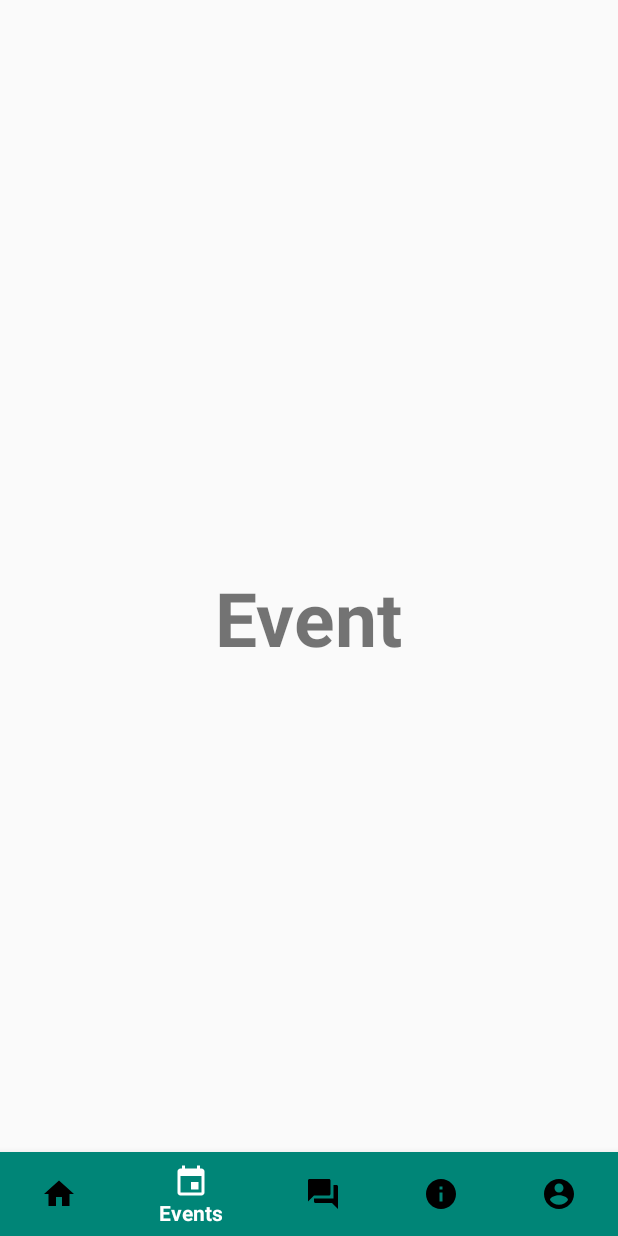
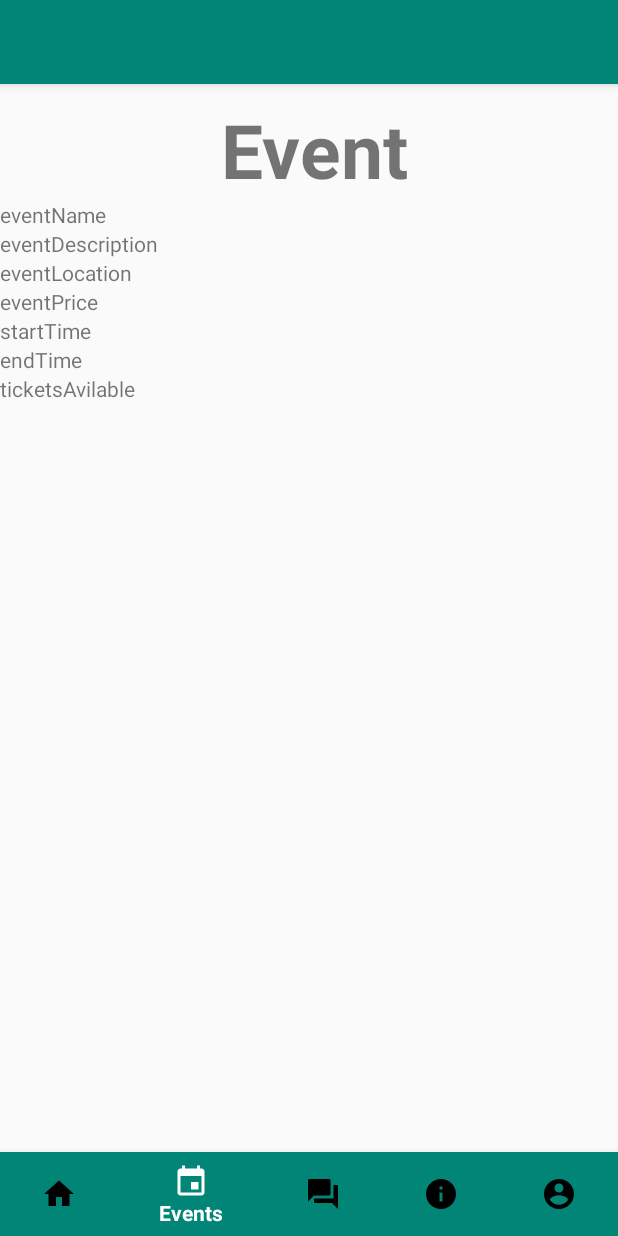
Before and after one commit to johnmaf21/Blue-cherry, an Android app: the Events screen opened directly, with no data from a screen before it, on a phone screen of 412 x 824 dp. Run offline under Robolectric (Android 15) with nearby library versions, the phone set to English and light mode, and no system bars.

Commit message:
Event Page addons

```diff
--- a/app/src/main/java/com/example/myapplication/Events.java
+++ b/app/src/main/java/com/example/myapplication/Events.java
@@ -6,10 +6,14 @@ import androidx.appcompat.app.AppCompatActivity;
 import android.content.Intent;
 import android.os.Bundle;
 import android.view.MenuItem;
+import android.widget.Button;
+import android.widget.TextView;
 
 import com.google.android.material.bottomnavigation.BottomNavigationView;
 
 public class Events extends AppCompatActivity {
+    private TextView evName, evDesc, evLocation, evPrice, evStartTime, evEndTime, evAvTickets;
+    private Button purchaseBtn, backBtn;
 
     @Override
     protected void onCreate(Bundle savedInstanceState) {
@@ -54,6 +58,15 @@ public class Events extends AppCompatActivity {
                 return false;
             }
         });
+
+        evName = (TextView) findViewById(R.id.eventName);
+        evDesc = (TextView) findViewById(R.id.eventDescription);
+        evPrice = (TextView) findViewById(R.id.eventPrice);
+        evAvTickets = (TextView) findViewById(R.id.ticketsAvailable);
+        evLocation = (TextView) findViewById(R.id.eventLocation);
+        evStartTime = (TextView) findViewById(R.id.startTime);
+        evEndTime = (TextView) findViewById(R.id.endTime);
+
     }
 
     }
--- a/app/src/main/java/com/example/myapplication/Home.java
+++ b/app/src/main/java/com/example/myapplication/Home.java
@@ -40,7 +40,7 @@ public class Home extends AppCompatActivity {
         //set home selected
         bottomNavigationView.setSelectedItemId(R.id.home);
 
-        //set button selected
+        //set bottom bar selection
         bottomNavigationView.setOnNavigationItemSelectedListener(new BottomNavigationView.OnNavigationItemSelectedListener() {
             @Override
             public boolean onNavigationItemSelected(@NonNull MenuItem menuItem) {
@@ -67,10 +67,14 @@ public class Home extends AppCompatActivity {
             }
         });
 
+        //set Firebase intent to allow passing data through home page to event page
+        final Intent intent = new Intent(Home.this, Events.class);
+
         //Button function
         button1.setOnClickListener(new View.OnClickListener() {
             @Override
             public void onClick(View v) {
+                intent.putExtra("london1","valueLondon1");
                 Intent intent = new Intent(Home.this, Events.class);
                 startActivity(intent);
             }
@@ -78,6 +82,7 @@ public class Home extends AppCompatActivity {
         button2.setOnClickListener(new View.OnClickListener() {
             @Override
             public void onClick(View v) {
+                intent.putExtra("london2","valueLondon2");
                 Intent intent = new Intent(Home.this, Events.class);
                 startActivity(intent);
             }
--- a/app/src/main/res/layout/activity_event.xml
+++ b/app/src/main/res/layout/activity_event.xml
@@ -1,28 +1,96 @@
 <?xml version="1.0" encoding="utf-8"?>
-<RelativeLayout
-    xmlns:android="http://schemas.android.com/apk/res/android"
+<androidx.constraintlayout.widget.ConstraintLayout xmlns:android="http://schemas.android.com/apk/res/android"
     xmlns:app="http://schemas.android.com/apk/res-auto"
     xmlns:tools="http://schemas.android.com/tools"
+    android:id="@+id/relativeLayout2"
     android:layout_width="match_parent"
     android:layout_height="match_parent"
     tools:context=".Events">
 
+    <androidx.appcompat.widget.Toolbar
+        android:id="@+id/toolbar"
+        android:layout_width="0dp"
+        android:layout_height="wrap_content"
+        android:background="?attr/colorPrimary"
+        android:elevation="4dp"
+        android:theme="@style/ThemeOverlay.AppCompat.Dark.ActionBar"
+        app:layout_constraintBottom_toTopOf="@+id/linearLayout"
+        app:layout_constraintEnd_toEndOf="parent"
+        app:layout_constraintStart_toStartOf="parent"
+        app:layout_constraintTop_toTopOf="parent"
+        app:layout_constraintVertical_bias="0.0"
+        app:popupTheme="@style/ThemeOverlay.AppCompat.Light" />
+
+
+    <LinearLayout
+        android:layout_width="419dp"
+        android:layout_height="495dp"
+        android:gravity="center|top"
+        android:orientation="vertical"
+        app:layout_constraintStart_toStartOf="parent"
+        app:layout_constraintTop_toBottomOf="@+id/toolbar">
+
         <TextView
+            android:id="@+id/textView17"
             android:layout_width="wrap_content"
             android:layout_height="wrap_content"
+            android:layout_marginTop="10dp"
             android:text="Event"
             android:textSize="50sp"
-        android:textStyle="bold"
-        android:layout_centerInParent="true"/>
+            android:textStyle="bold" />
+
+        <TextView
+            android:id="@+id/eventName"
+            android:layout_width="match_parent"
+            android:layout_height="wrap_content"
+            android:text="eventName" />
+
+        <TextView
+            android:id="@+id/eventDescription"
+            android:layout_width="match_parent"
+            android:layout_height="wrap_content"
+            android:text="eventDescription" />
+
+        <TextView
+            android:id="@+id/eventLocation"
+            android:layout_width="match_parent"
+            android:layout_height="wrap_content"
+            android:text="eventLocation" />
+
+        <TextView
+            android:id="@+id/eventPrice"
+            android:layout_width="match_parent"
+            android:layout_height="wrap_content"
+            android:text="eventPrice" />
+
+        <TextView
+            android:id="@+id/startTime"
+            android:layout_width="match_parent"
+            android:layout_height="wrap_content"
+            android:text="startTime" />
+
+        <TextView
+            android:id="@+id/endTime"
+            android:layout_width="match_parent"
+            android:layout_height="wrap_content"
+            android:text="endTime" />
+
+        <TextView
+            android:id="@+id/ticketsAvailable"
+            android:layout_width="match_parent"
+            android:layout_height="wrap_content"
+            android:text="ticketsAvilable" />
+    </LinearLayout>
 
     <com.google.android.material.bottomnavigation.BottomNavigationView
-        android:layout_width="match_parent"
+        android:id="@+id/bottom_navigation"
+        android:layout_width="wrap_content"
         android:layout_height="wrap_content"
-        android:id="@+id/bottom_navigation"
         app:itemBackground="@color/colorPrimary"
+        app:itemIconTint="@drawable/selector"
         app:itemTextColor="@drawable/selector"
-        app:itemIconTint="@drawable/selector"
-        app:menu="@menu/menu_navigation"
-        android:layout_alignParentBottom="true"/>
+        app:layout_constraintBottom_toBottomOf="parent"
+        app:layout_constraintStart_toStartOf="parent"
+        app:menu="@menu/menu_navigation" />
 
-</RelativeLayout>
+</androidx.constraintlayout.widget.ConstraintLayout>
```
Lines whose indentation alone changed are shown as unchanged.
